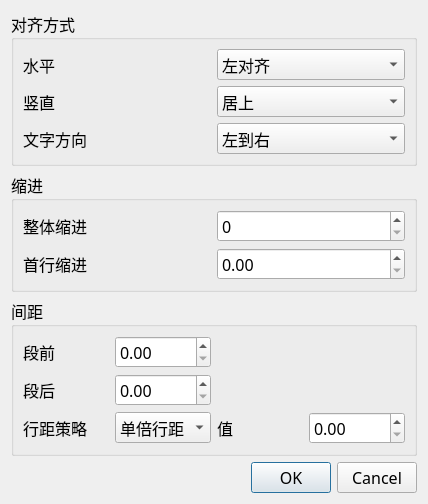
Qt form ofdEditor/model/Widget/ParagraphFormatDialog.ui (mcoder2014/ofdEditor) before a commit.
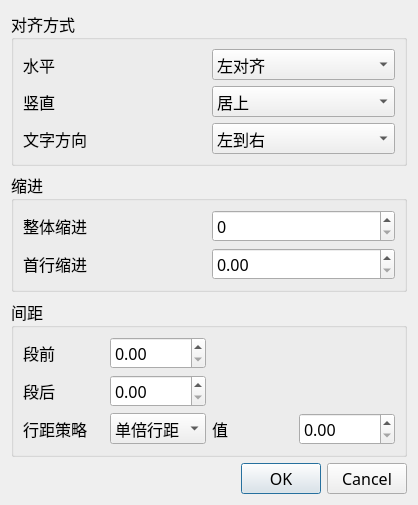
The same form after that commit.

```diff
--- a/ofdEditor/model/Widget/ParagraphFormatDialog.ui
+++ b/ofdEditor/model/Widget/ParagraphFormatDialog.ui
@@ -6,8 +6,8 @@
    <rect>
     <x>0</x>
     <y>0</y>
-    <width>428</width>
-    <height>457</height>
+    <width>418</width>
+    <height>505</height>
    </rect>
   </property>
   <property name="font">
@@ -122,6 +122,19 @@
      </layout>
     </widget>
    </item>
+   <item>
+    <spacer name="verticalSpacer">
+     <property name="orientation">
+      <enum>Qt::Vertical</enum>
+     </property>
+     <property name="sizeHint" stdset="0">
+      <size>
+       <width>20</width>
+       <height>40</height>
+      </size>
+     </property>
+    </spacer>
+   </item>
    <item>
     <widget class="QGroupBox" name="groupIndent">
      <property name="title">
@@ -159,6 +172,19 @@
      </layout>
     </widget>
    </item>
+   <item>
+    <spacer name="verticalSpacer_2">
+     <property name="orientation">
+      <enum>Qt::Vertical</enum>
+     </property>
+     <property name="sizeHint" stdset="0">
+      <size>
+       <width>20</width>
+       <height>40</height>
+      </size>
+     </property>
+    </spacer>
+   </item>
    <item>
     <widget class="QGroupBox" name="groupSpacing">
      <property name="title">
@@ -244,6 +270,19 @@
      </layout>
     </widget>
    </item>
+   <item>
+    <spacer name="verticalSpacer_3">
+     <property name="orientation">
+      <enum>Qt::Vertical</enum>
+     </property>
+     <property name="sizeHint" stdset="0">
+      <size>
+       <width>20</width>
+       <height>40</height>
+      </size>
+     </property>
+    </spacer>
+   </item>
    <item>
     <widget class="QDialogButtonBox" name="buttonBox">
      <property name="orientation">
```
